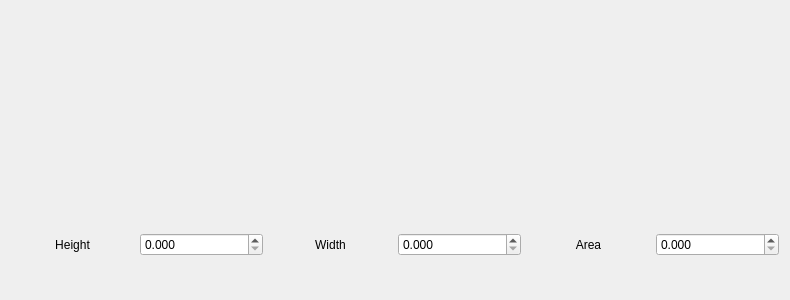
This is TIGLViewer/src/modificators/ModificatorElementWidget.ui in DLR-SC/tigl as Qt 5 draws it before an edit. The edited form follows.
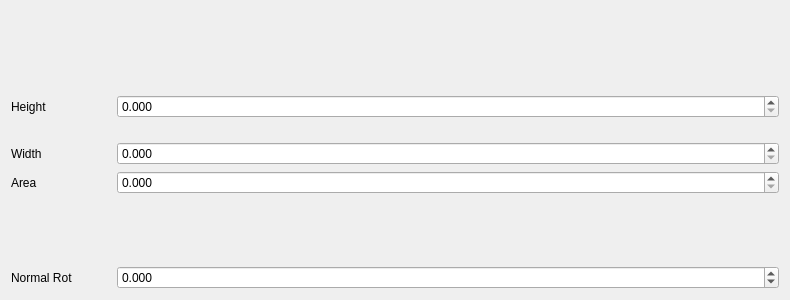
This is the edited form. Custom widgets are drawn as their Qt base class.

Commit message: Set noraml and rotation around normal features

The edit to the form file:
```diff
--- a/TIGLViewer/src/modificators/ModificatorElementWidget.ui
+++ b/TIGLViewer/src/modificators/ModificatorElementWidget.ui
@@ -17,9 +17,6 @@
    <item>
     <widget class="CTiglPointWidget" name="center" native="true"/>
    </item>
-   <item>
-    <widget class="CTiglPointWidget" name="normal" native="true"/>
-   </item>
    <item>
     <widget class="QWidget" name="dimensionWidget" native="true">
      <layout class="QHBoxLayout" name="horizontalLayout">
@@ -36,12 +33,24 @@
        <number>0</number>
       </property>
       <item>
-       <widget class="QLabel" name="label">
+       <widget class="QLabel" name="heightLabel">
+        <property name="minimumSize">
+         <size>
+          <width>100</width>
+          <height>0</height>
+         </size>
+        </property>
+        <property name="maximumSize">
+         <size>
+          <width>100</width>
+          <height>16777215</height>
+         </size>
+        </property>
         <property name="text">
          <string>Height</string>
         </property>
         <property name="alignment">
-         <set>Qt::AlignCenter</set>
+         <set>Qt::AlignLeading|Qt::AlignLeft|Qt::AlignVCenter</set>
         </property>
        </widget>
       </item>
@@ -55,13 +64,30 @@
         </property>
        </widget>
       </item>
+     </layout>
+    </widget>
+   </item>
       <item>
-       <widget class="QLabel" name="label_2">
+    <layout class="QHBoxLayout" name="horizontalLayout_3">
+     <item>
+      <widget class="QLabel" name="widthLabel">
+       <property name="minimumSize">
+        <size>
+         <width>100</width>
+         <height>0</height>
+        </size>
+       </property>
+       <property name="maximumSize">
+        <size>
+         <width>100</width>
+         <height>16777215</height>
+        </size>
+       </property>
         <property name="text">
          <string>Width</string>
         </property>
         <property name="alignment">
-         <set>Qt::AlignCenter</set>
+        <set>Qt::AlignLeading|Qt::AlignLeft|Qt::AlignVCenter</set>
         </property>
        </widget>
       </item>
@@ -75,13 +101,29 @@
         </property>
        </widget>
       </item>
+    </layout>
+   </item>
       <item>
-       <widget class="QLabel" name="label_3">
+    <layout class="QHBoxLayout" name="horizontalLayout_4">
+     <item>
+      <widget class="QLabel" name="areaLabel">
+       <property name="minimumSize">
+        <size>
+         <width>100</width>
+         <height>0</height>
+        </size>
+       </property>
+       <property name="maximumSize">
+        <size>
+         <width>100</width>
+         <height>16777215</height>
+        </size>
+       </property>
         <property name="text">
          <string>Area</string>
         </property>
         <property name="alignment">
-         <set>Qt::AlignCenter</set>
+        <set>Qt::AlignLeading|Qt::AlignLeft|Qt::AlignVCenter</set>
         </property>
        </widget>
       </item>
@@ -96,7 +138,51 @@
        </widget>
       </item>
      </layout>
-    </widget>
+   </item>
+   <item>
+    <widget class="CTiglPointWidget" name="normal" native="true"/>
+   </item>
+   <item>
+    <layout class="QHBoxLayout" name="horizontalLayout_2">
+     <item>
+      <widget class="QLabel" name="rotNLabel">
+       <property name="minimumSize">
+        <size>
+         <width>100</width>
+         <height>0</height>
+        </size>
+       </property>
+       <property name="maximumSize">
+        <size>
+         <width>100</width>
+         <height>16777215</height>
+        </size>
+       </property>
+       <property name="text">
+        <string>Normal Rot</string>
+       </property>
+      </widget>
+     </item>
+     <item>
+      <widget class="QDoubleSpinBox" name="rotAroundNSpinBox">
+       <property name="suffix">
+        <string/>
+       </property>
+       <property name="decimals">
+        <number>3</number>
+       </property>
+       <property name="minimum">
+        <double>-360.000000000000000</double>
+       </property>
+       <property name="maximum">
+        <double>360.000000000000000</double>
+       </property>
+       <property name="singleStep">
+        <double>5.000000000000000</double>
+       </property>
+      </widget>
+     </item>
+    </layout>
    </item>
   </layout>
  </widget>
```
Lines whose indentation alone changed are shown as unchanged. The commit also changes 10 other files.
